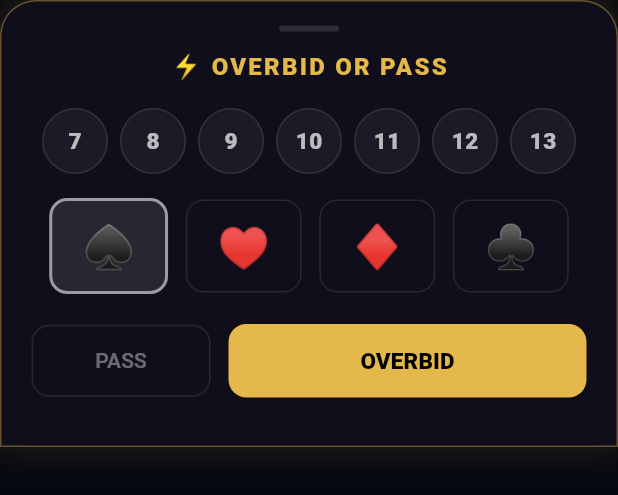
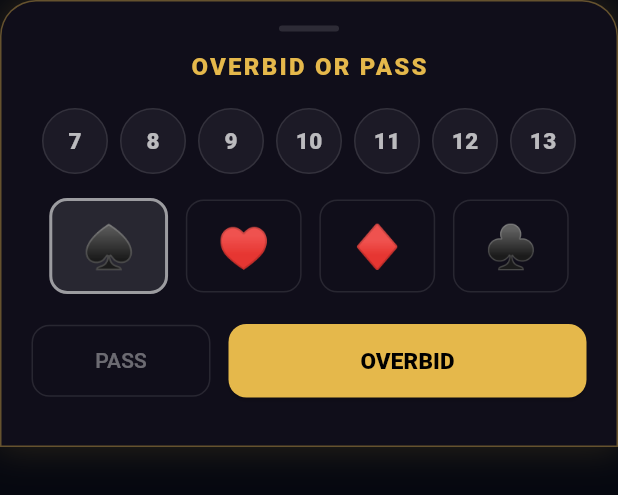
Before and after one commit to sheorans352/Card-Game, a Flutter app: the TehriBiddingOverlay widget shown alone on an empty page, opened directly with empty values, on a phone screen of 412 x 824 dp. Shown: the top 495 px of the screen. Run offline on Flutter 3.47's test engine with Material 3 defaults, Android fonts, the light colour scheme and no system bars; our stand-ins replace audioplayers, flutter_markdown, flutter_riverpod, go_router, share_plus, shared_preferences and 2 more; missing offline and left inert: dart:html; accounts and stored records are empty.

Commit message:
fix: removed all emojis from UI text; DEALER badge is now plain text

```diff
--- a/lib/games/tehri/screens/tehri_game_screen.dart
+++ b/lib/games/tehri/screens/tehri_game_screen.dart
@@ -246,7 +246,7 @@ class _TehriGameScreenState extends ConsumerState<TehriGameScreen> {
                       borderRadius: BorderRadius.circular(20),
                       border: Border.all(color: accentGold.withOpacity(0.3)),
                     ),
-                    child: const Text('🂡 Searching for Jack of Spades...',
+                    child: const Text('Searching for Jack of Spades...',
                       style: TextStyle(color: accentGold, fontSize: 11, letterSpacing: 1)),
                   ),
                   if (me.isHost) ...[
@@ -391,7 +391,7 @@ class _TehriGameScreenState extends ConsumerState<TehriGameScreen> {
                           borderRadius: BorderRadius.circular(20),
                           border: Border.all(color: accentGold.withOpacity(0.5)),
                         ),
-                        child: const Text('🎉 You are the Dealer!',
+                        child: const Text('You are the Dealer!',
                           style: TextStyle(color: accentGold, fontSize: 13, fontWeight: FontWeight.bold, letterSpacing: 1)),
                       ),
                       const SizedBox(height: 12),
@@ -631,7 +631,7 @@ class _TehriGameScreenState extends ConsumerState<TehriGameScreen> {
             borderRadius: BorderRadius.circular(6),
             boxShadow: [BoxShadow(color: accentGold.withOpacity(0.7), blurRadius: 8)],
           ),
-          child: const Text('J♠', style: TextStyle(color: Colors.black, fontWeight: FontWeight.w900, fontSize: 10)),
+          child: const Text('DEALER', style: TextStyle(color: Colors.black, fontWeight: FontWeight.w900, fontSize: 10)),
         )
       : const SizedBox();
 
--- a/lib/games/tehri/widgets/tehri_bidding_overlay.dart
+++ b/lib/games/tehri/widgets/tehri_bidding_overlay.dart
@@ -76,7 +76,7 @@ class _TehriBiddingOverlayState extends State<TehriBiddingOverlay>
               const SizedBox(height: 12),
 
               Text(
-                widget.isInitial ? '🎯 SET TRUMP & BID' : '⚡ OVERBID OR PASS',
+                widget.isInitial ? 'SET TRUMP & BID' : 'OVERBID OR PASS',
                 style: const TextStyle(
                   color: accentGold,
                   fontSize: 16,
```
